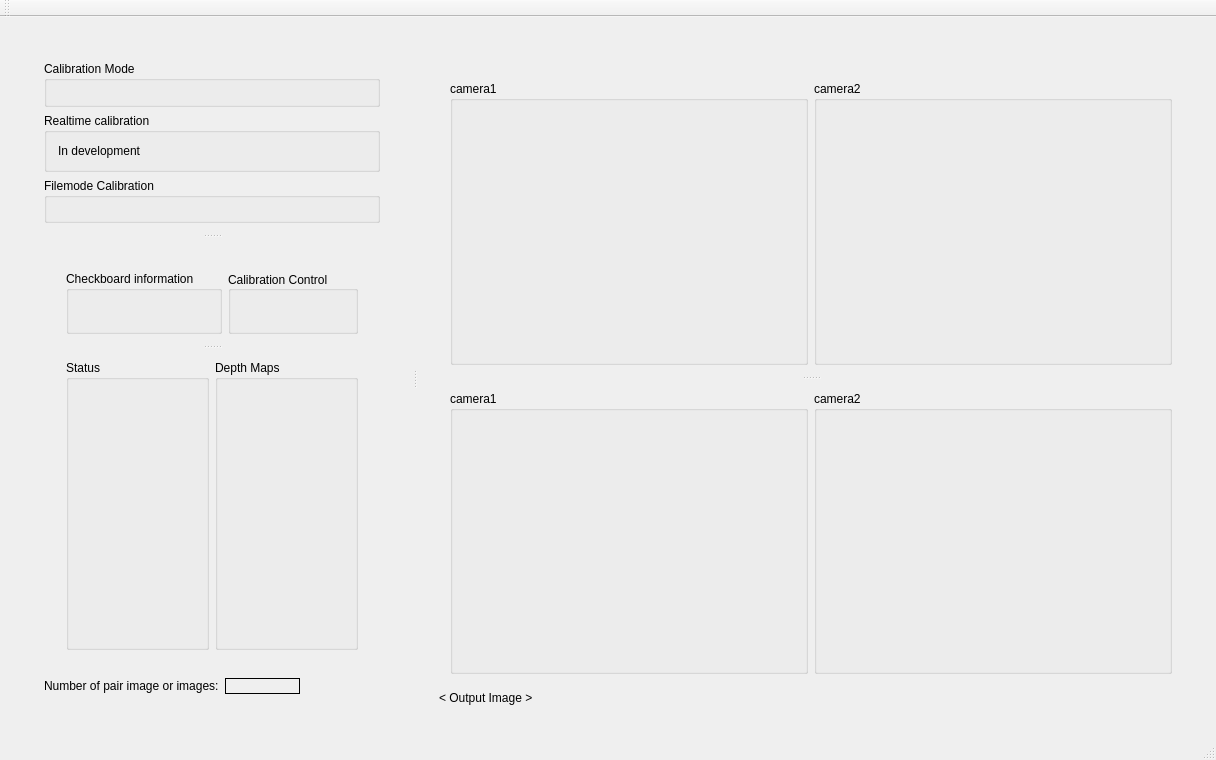
First picture: the form in mainApp/mainwindow.ui, repository oAlexandro/cvStereoPair, before the edit.
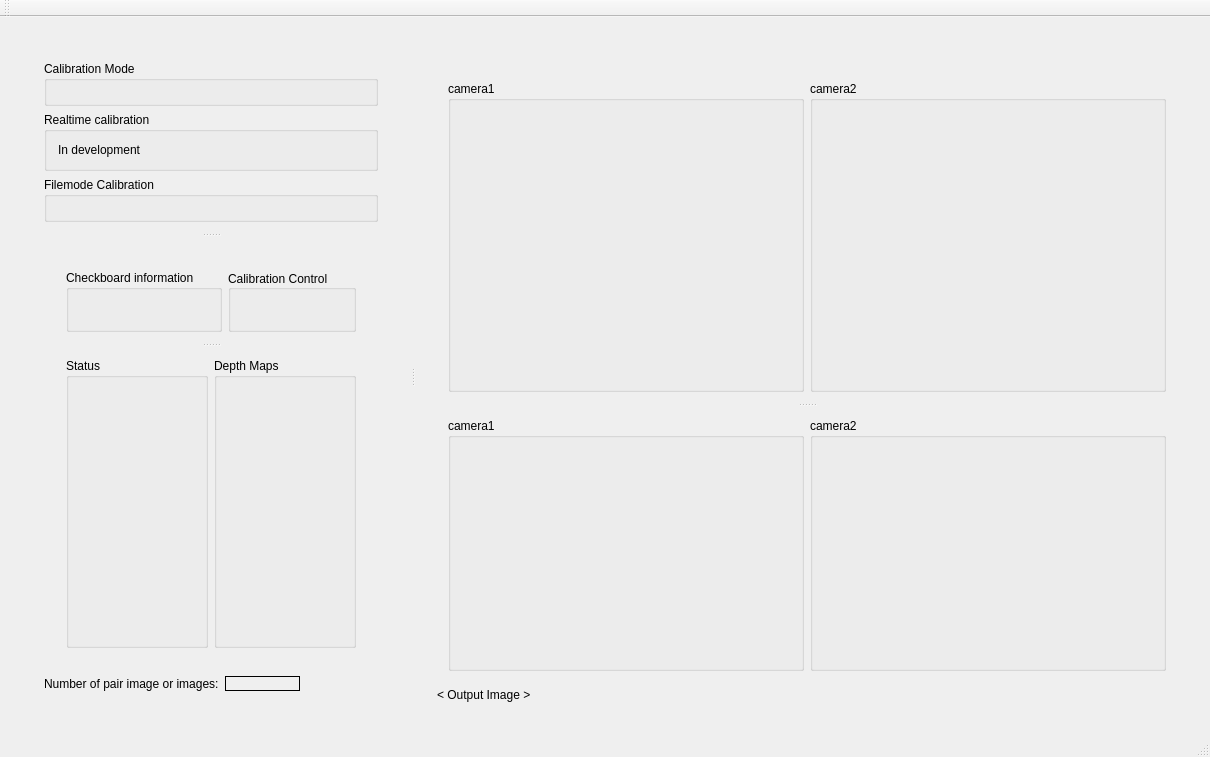
Second picture: the form after the edit.

Commit message: input/outupt image showed

```diff
--- a/mainApp/mainwindow.ui
+++ b/mainApp/mainwindow.ui
@@ -6,8 +6,8 @@
    <rect>
     <x>0</x>
     <y>0</y>
-    <width>1216</width>
-    <height>760</height>
+    <width>1072</width>
+    <height>669</height>
    </rect>
   </property>
   <property name="windowTitle">
@@ -304,17 +304,7 @@
                  </property>
                  <layout class="QVBoxLayout" name="verticalLayout_8">
                   <item>
-                   <widget class="QLabel" name="outVideoImage_outputCamera1">
-                    <property name="sizePolicy">
-                     <sizepolicy hsizetype="Preferred" vsizetype="Preferred">
-                      <horstretch>0</horstretch>
-                      <verstretch>0</verstretch>
-                     </sizepolicy>
-                    </property>
-                    <property name="text">
-                     <string/>
-                    </property>
-                   </widget>
+                   <layout class="QVBoxLayout" name="layout_leftOutput"/>
                   </item>
                  </layout>
                 </widget>
@@ -326,17 +316,7 @@
                  </property>
                  <layout class="QVBoxLayout" name="verticalLayout_7">
                   <item>
-                   <widget class="QLabel" name="outVideoImage_outputCamera2">
-                    <property name="sizePolicy">
-                     <sizepolicy hsizetype="Preferred" vsizetype="Preferred">
-                      <horstretch>0</horstretch>
-                      <verstretch>0</verstretch>
-                     </sizepolicy>
-                    </property>
-                    <property name="text">
-                     <string/>
-                    </property>
-                   </widget>
+                   <layout class="QVBoxLayout" name="layout_rightOutput"/>
                   </item>
                  </layout>
                 </widget>
```
Left out of the diff: 14 changed lines with no effect on the pictures. The commit also changes 17 other files.
